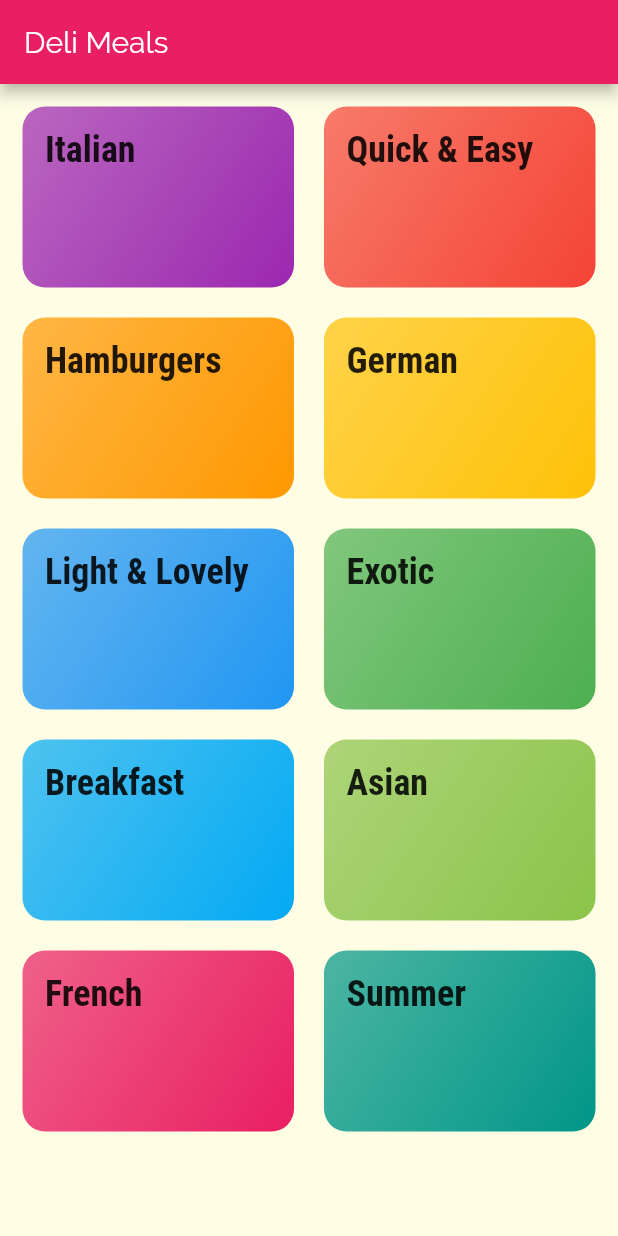
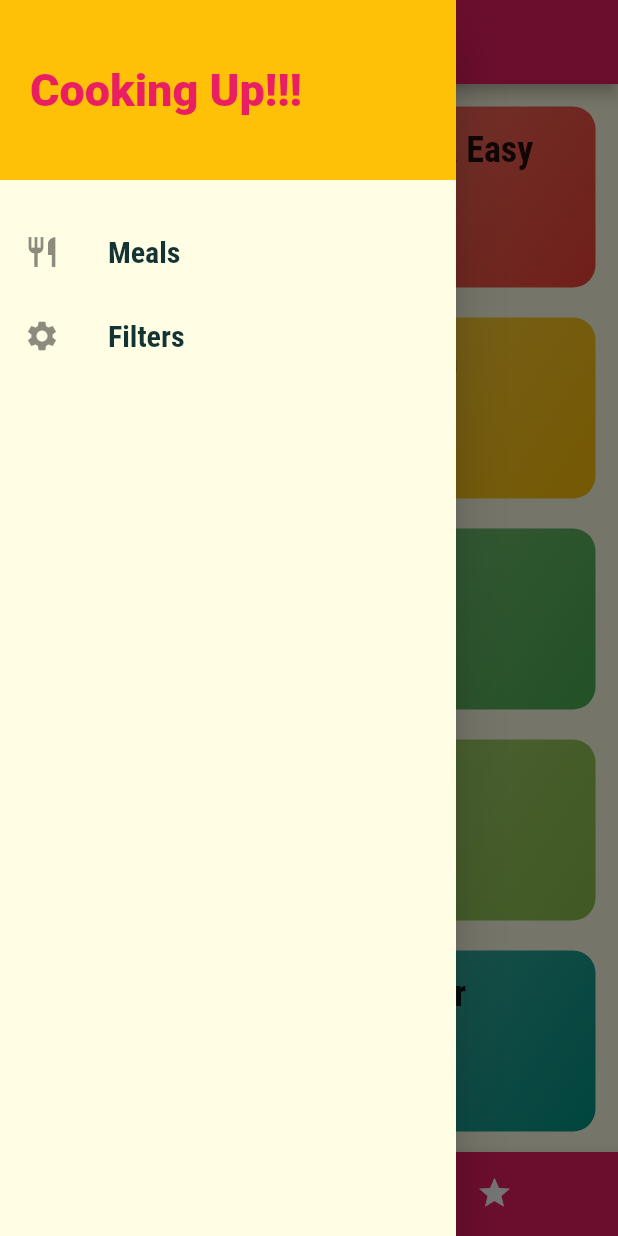
Before and after one commit to Blaezy/Meals_App, a Flutter app: the screen it shows after launch, with the side drawer open (before the commit the screen has no drawer), on a phone screen of 412 x 824 dp. Run offline on Flutter 3.47's test engine with Material 2 defaults, Android fonts, the phone set to English and light mode, and no system bars.

Commit message:
Added Drawer

```diff
--- a/lib/main.dart
+++ b/lib/main.dart
@@ -1,6 +1,7 @@
 import 'package:flutter/material.dart';
+import 'package:meal/screen/filter_Screen.dart';
+import './screen/tabs_screen.dart';
 import './screen/meal_screen_details.dart';
-import './screen/category_screen.dart';
 import './screen/category_meal_screen.dart';
 
 void main() => runApp(MyApp());
@@ -25,10 +26,11 @@ class MyApp extends StatelessWidget {
                 fontWeight: FontWeight.bold)),
       ),
       home:
-          CategoryScreen(), //this is the entry point of the the app means the first screen which will appear when app starts.
+          TabsScreen(), //this is the entry point of the the app means the first screen which will appear when app starts.
       routes: {
         CategoryMealScreen.routeName: (ctx) => CategoryMealScreen(),
         MealDetailScreen.routeName: (ctx) => MealDetailScreen(),
+        FiltersScreen.routeName: (ctx) => FiltersScreen(),
       },
     );
   }
--- /dev/null
+++ b/lib/main_drawer.dart
@@ -0,0 +1,57 @@
+import 'package:flutter/material.dart';
+import 'package:meal/screen/filter_Screen.dart';
+
+class MainDrawer extends StatelessWidget {
+  @override
+  Widget build(BuildContext context) {
+    return Drawer(
+      child: Column(
+        children: <Widget>[
+          Container(
+            height: 120,
+            width: double.infinity,
+            alignment: Alignment.centerLeft,
+            padding: EdgeInsets.all(20),
+            color: Theme.of(context).accentColor,
+            child: Text(
+              'Cooking Up!!!',
+              style: TextStyle(
+                  fontWeight: FontWeight.w900,
+                  fontSize: 30,
+                  color: Theme.of(context).primaryColor),
+            ),
+          ),
+          SizedBox(
+            height: 20,
+          ),
+          ListTile(
+            leading: Icon(Icons.restaurant),
+            title: Text(
+              'Meals',
+              style: TextStyle(
+                  fontWeight: FontWeight.w700,
+                  fontFamily: 'RobotoCondensed',
+                  fontSize: 20),
+            ),
+            onTap: () {
+              Navigator.of(context).pushNamed('/');
+            },
+          ),
+          ListTile(
+            leading: Icon(Icons.settings),
+            title: Text(
+              'Filters',
+              style: TextStyle(
+                  fontWeight: FontWeight.w700,
+                  fontFamily: 'RobotoCondensed',
+                  fontSize: 20),
+            ),
+            onTap: () {
+              Navigator.of(context).pushNamed(FiltersScreen.routeName);
+            },
+          )
+        ],
+      ),
+    );
+  }
+}
--- a/lib/screen/category_screen.dart
+++ b/lib/screen/category_screen.dart
@@ -7,11 +7,7 @@ import '../Widgets/category_item.dart';
 class CategoryScreen extends StatelessWidget {
   @override
   Widget build(BuildContext context) {
-    return Scaffold(
-      appBar: AppBar(
-        title: Text('Deli Meals'),
-      ),
-      body: GridView(
+    return GridView(
       padding: EdgeInsets.all(15),
       //Grid view implementation for the first time.
       children: DUMMY_CATEGORIES
@@ -23,7 +19,6 @@ class CategoryScreen extends StatelessWidget {
           childAspectRatio: 3 / 2,
           mainAxisSpacing: 20,
           crossAxisSpacing: 20),
-      ),
     );
   }
 }
--- /dev/null
+++ b/lib/screen/tabs_screen.dart
@@ -0,0 +1,55 @@
+import 'package:flutter/material.dart';
+import 'package:meal/main_drawer.dart';
+import '../screen/favourite_screen.dart';
+import '../screen/category_screen.dart';
+
+class TabsScreen extends StatefulWidget {
+  @override
+  _TabsScreenState createState() => _TabsScreenState();
+}
+
+class _TabsScreenState extends State<TabsScreen> {
+  final List<Map<String, Object>> pages = [
+    {'page': CategoryScreen(), 'title': 'Categories'},
+    {'page': FavouriteScreen(), 'title': 'Your Favourites'},
+  ];
+  var SelectedPageIndex = 0;
+
+  void Selectpage(int index) {
+    setState(() {
+      SelectedPageIndex = index;
+    });
+  }
+
+  @override
+  Widget build(BuildContext context) {
+    return Scaffold(
+      appBar: AppBar(
+        title: Text(pages[SelectedPageIndex]['title']),
+      ),
+      body: pages[SelectedPageIndex]['page'],
+      bottomNavigationBar: BottomNavigationBar(
+        onTap: Selectpage,
+        backgroundColor: Theme.of(context).primaryColor,
+        unselectedItemColor: Colors.white,
+        selectedItemColor: Theme.of(context).accentColor,
+        currentIndex:
+            SelectedPageIndex, //important for feeding information regarding which tab is selected
+        type: BottomNavigationBarType.shifting, //for slight animation
+        items: [
+          BottomNavigationBarItem(
+              backgroundColor: Theme.of(context).primaryColor,
+              icon: Icon(Icons.schedule),
+              title: Text('Categories')),
+          BottomNavigationBarItem(
+              backgroundColor: Theme.of(context).primaryColor,
+              icon: Icon(
+                Icons.star,
+              ),
+              title: Text('Favourites'))
+        ],
+      ),
+      drawer: MainDrawer(),
+    );
+  }
+}
```
Also changed, not shown: lib/screen/favourite_screen.dart (added, +10 -0 lines), lib/screen/filter_Screen.dart (added, +11 -0 lines), lib/screen/meal_screen_details.dart (+66 -7 lines). Lines whose indentation alone changed are shown as unchanged.
